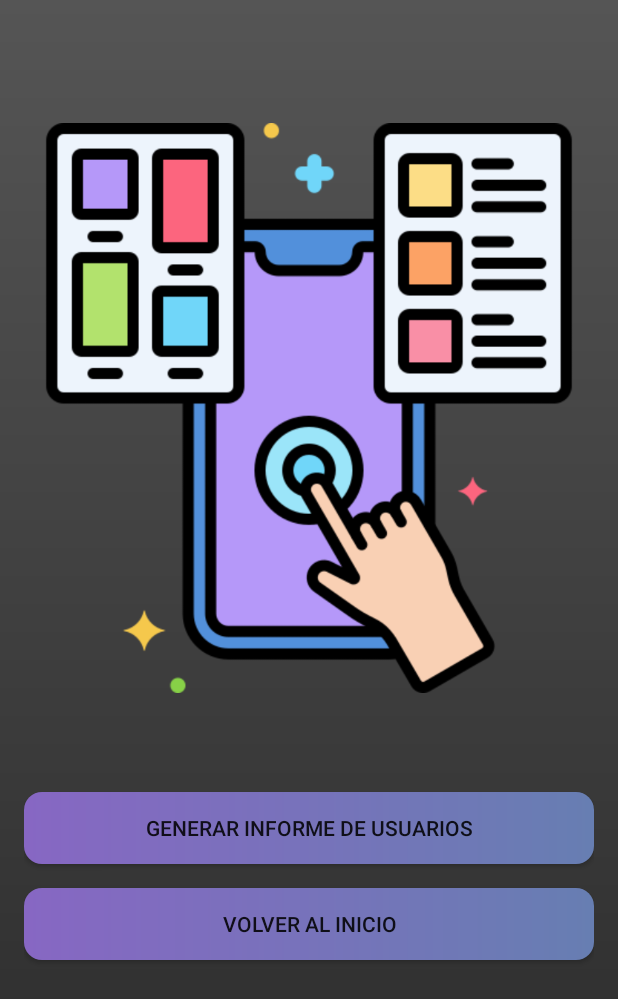
After one commit to Btd20/SwipifyApp, an Android app: the layout activity_reports.xml on its own in the app's theme, with its tools: preview values and no code run, on a phone screen of 412 x 824 dp. The commit adds this screen. Shown: the top 999 px of the screen. Run offline under Robolectric (Android 15) with nearby library versions, the phone set to English and light mode, and no system bars.

Commit message:
Informes

```diff
--- a/app/build.gradle.kts
+++ b/app/build.gradle.kts
@@ -38,6 +38,8 @@ dependencies {
     implementation("androidx.appcompat:appcompat:1.6.1")
     implementation("com.google.android.material:material:1.11.0")
     implementation("androidx.constraintlayout:constraintlayout:2.1.4")
+    implementation("com.github.PhilJay:MPAndroidChart:v3.1.0")
+    implementation("com.itextpdf:itext7-core:7.1.14")
     testImplementation("junit:junit:4.13.2")
     androidTestImplementation("androidx.test.ext:junit:1.1.5")
     androidTestImplementation("androidx.test.espresso:espresso-core:3.5.1")
--- /dev/null
+++ b/app/src/main/res/layout/activity_reports.xml
@@ -0,0 +1,29 @@
+<?xml version="1.0" encoding="utf-8"?>
+<LinearLayout xmlns:android="http://schemas.android.com/apk/res/android"
+    android:layout_width="match_parent"
+    android:layout_height="match_parent"
+    android:orientation="vertical"
+    android:background="@drawable/background_gradient"
+    android:padding="16dp">
+
+    <ImageView
+        android:id="@+id/imageView11"
+        android:layout_width="match_parent"
+        android:layout_height="wrap_content"
+        android:src="@drawable/informes" />
+
+    <Button
+        android:id="@+id/btnUserReport"
+        android:layout_width="match_parent"
+        android:layout_height="wrap_content"
+        android:background="@drawable/button_gradient"
+        android:text="Generar informe de usuarios" />
+
+    <Button
+        android:id="@+id/btnBackToMain"
+        android:layout_width="match_parent"
+        android:layout_height="wrap_content"
+        android:background="@drawable/button_gradient"
+        android:text="Volver al inicio"
+        android:layout_marginTop="16dp" />
+</LinearLayout>
--- /dev/null
+++ b/app/src/main/res/xml/file_paths.xml
@@ -0,0 +1,3 @@
+<paths xmlns:android="http://schemas.android.com/apk/res/android">
+    <external-path name="external_files" path="."/>
+</paths>
--- a/settings.gradle.kts
+++ b/settings.gradle.kts
@@ -10,6 +10,9 @@ dependencyResolutionManagement {
     repositories {
         google()
         mavenCentral()
+        maven {
+            url = uri("https://jitpack.io")
+        }
     }
 }
 
```
Also changed, not shown: app/src/main/AndroidManifest.xml (+15 -3 lines), app/src/main/java/com/example/swipifyapp/MainActivity.kt (+10 -0 lines), app/src/main/java/com/example/swipifyapp/ReportsActivity.kt (added, +194 -0 lines), app/src/main/java/com/example/swipifyapp/SwipifyDatabase.kt (+22 -0 lines), app/src/main/res/drawable/informes.png (added).
